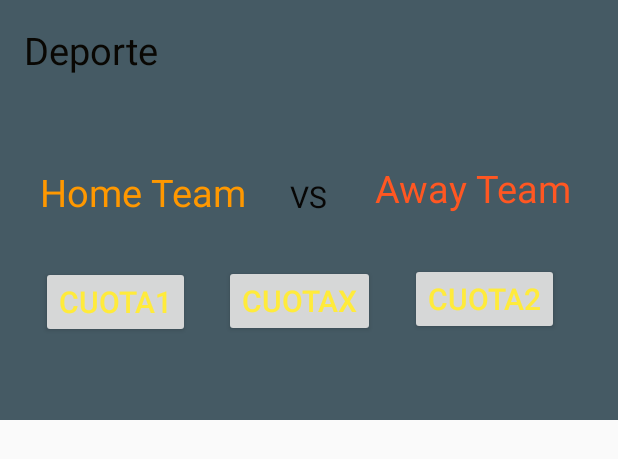
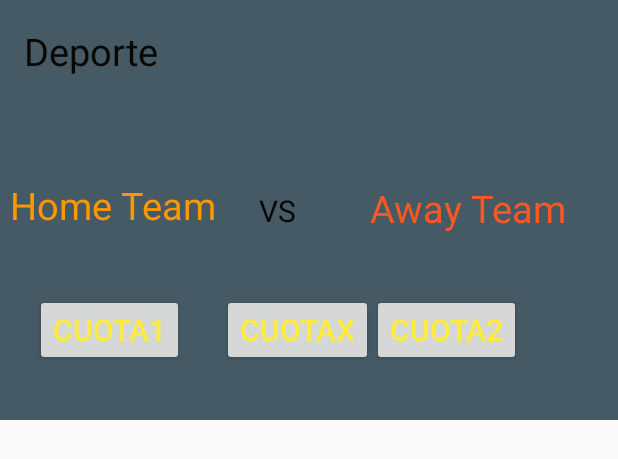
Before and after one commit to Alvarod99/AGame, an Android app: the layout rowpartidos.xml on its own in the app's theme, with its tools: preview values and no code run, on a phone screen of 412 x 824 dp. Shown: the top 459 px of the screen. Run offline under Robolectric (Android 15) with nearby library versions, the phone set to English and light mode, and no system bars.

Commit message:
Puesta al dia 16/05/23

```diff
--- a/app/src/main/java/com/example/agame/Apuestas.java
+++ b/app/src/main/java/com/example/agame/Apuestas.java
@@ -56,10 +56,6 @@ public class Apuestas extends AppCompatActivity {
             Intent m = new Intent(Apuestas.this, matches.class);
             startActivity(m);
         }
-        if (opcion_menu.getItemId() == R.id.Noticias) {
-            Intent n = new Intent(Apuestas.this, news.class);
-            startActivity(n);
-        }
         if (opcion_menu.getItemId() == R.id.transferencias) {
             Intent n = new Intent(Apuestas.this, GirarPantalla.class);
             startActivity(n);
--- a/app/src/main/java/com/example/agame/Banco.java
+++ b/app/src/main/java/com/example/agame/Banco.java
@@ -179,10 +179,6 @@ public class Banco extends AppCompatActivity {
             Intent m = new Intent(Banco.this, matches.class);
             startActivity(m);
         }
-        if (opcion_menu.getItemId() == R.id.Noticias) {
-            Intent n = new Intent(Banco.this, news.class);
-            startActivity(n);
-        }
         if (opcion_menu.getItemId() == R.id.transferencias) {
             Intent n = new Intent(Banco.this, Banco.class);
             startActivity(n);
--- a/app/src/main/java/com/example/agame/LoginActivity.java
+++ b/app/src/main/java/com/example/agame/LoginActivity.java
@@ -56,7 +56,7 @@ public class LoginActivity extends AppCompatActivity {
                     finish();
                     startActivity(new Intent(LoginActivity.this,MainActivity.class));
                     Toast.makeText(LoginActivity.this,"Bienvenido "+emailUser,Toast.LENGTH_SHORT).show();
-                    Intent j = new Intent(LoginActivity.this, MenuActivity.class);
+                    Intent j = new Intent(LoginActivity.this, today.class);
                     startActivity(j);
                 }
                 else{
--- a/app/src/main/java/com/example/agame/MenuActivity.java
+++ b/app/src/main/java/com/example/agame/MenuActivity.java
@@ -35,10 +35,6 @@ public class MenuActivity extends AppCompatActivity {
             Intent m = new Intent(MenuActivity.this, matches.class);
             startActivity(m);
         }
-        if (opcion_menu.getItemId() == R.id.Noticias) {
-            Intent n = new Intent(MenuActivity.this, news.class);
-            startActivity(n);
-        }
         if (opcion_menu.getItemId() == R.id.transferencias) {
             Intent n = new Intent(MenuActivity.this, GirarPantalla.class);
             startActivity(n);
--- a/app/src/main/java/com/example/agame/matches.java
+++ b/app/src/main/java/com/example/agame/matches.java
@@ -34,10 +34,6 @@ public class matches extends AppCompatActivity {
             Intent m = new Intent(matches.this, matches.class);
             startActivity(m);
         }
-        if (opcion_menu.getItemId() == R.id.Noticias) {
-            Intent n = new Intent(matches.this, news.class);
-            startActivity(n);
-        }
         if (opcion_menu.getItemId() == R.id.transferencias) {
             Intent n = new Intent(matches.this, GirarPantalla.class);
             startActivity(n);
--- a/app/src/main/java/com/example/agame/news.java
+++ b/app/src/main/java/com/example/agame/news.java
@@ -35,10 +35,6 @@ public class news extends AppCompatActivity {
             Intent m = new Intent(news.this, matches.class);
             startActivity(m);
         }
-        if (opcion_menu.getItemId() == R.id.Noticias) {
-            Intent n = new Intent(news.this, news.class);
-            startActivity(n);
-        }
         if (opcion_menu.getItemId() == R.id.transferencias) {
             Intent n = new Intent(news.this, GirarPantalla.class);
             startActivity(n);
--- a/app/src/main/java/com/example/agame/profile.java
+++ b/app/src/main/java/com/example/agame/profile.java
@@ -144,10 +144,6 @@ public class profile extends AppCompatActivity {
             Intent m = new Intent(profile.this, matches.class);
             startActivity(m);
         }
-        if (opcion_menu.getItemId() == R.id.Noticias) {
-            Intent n = new Intent(profile.this, news.class);
-            startActivity(n);
-        }
         if (opcion_menu.getItemId() == R.id.transferencias) {
             Intent n = new Intent(profile.this, GirarPantalla.class);
             startActivity(n);
--- a/app/src/main/res/layout/activity_today.xml
+++ b/app/src/main/res/layout/activity_today.xml
@@ -22,9 +22,9 @@
     <TextView
         android:id="@+id/ProximosEventos"
         android:layout_width="250dp"
-        android:layout_height="48dp"
+        android:layout_height="80dp"
         android:layout_marginTop="150dp"
-        android:text="@string/estos_son_los_pr_ximos_eventos"
+        android:text="@string/estos_son_nuestros_eventos_de_los_pr_ximos_8_d_as"
         android:textAlignment="center"
         android:textColor="#FEFEFE"
         android:textSize="20sp"
@@ -50,7 +50,7 @@
     <ListView
         android:id="@+id/listView"
         android:layout_width="wrap_content"
-        android:layout_height="532dp"
+        android:layout_height="500dp"
         app:layout_constraintBottom_toBottomOf="parent"
         app:layout_constraintStart_toStartOf="parent"
         app:layout_constraintTop_toBottomOf="@+id/ProximosEventos"
--- a/app/src/main/res/layout/rowpartidos.xml
+++ b/app/src/main/res/layout/rowpartidos.xml
@@ -11,101 +11,97 @@
         android:id="@+id/Deporte"
         android:layout_width="wrap_content"
         android:layout_height="wrap_content"
-        android:layout_marginTop="16dp"
+        android:layout_marginStart="16dp"
         android:text="@string/deporte"
         android:textColor="#090703"
         android:textSize="25sp"
-        app:layout_constraintEnd_toEndOf="parent"
-        app:layout_constraintHorizontal_bias="0.049"
+        app:layout_constraintBottom_toTopOf="@+id/Home_team"
         app:layout_constraintStart_toStartOf="parent"
-        app:layout_constraintTop_toTopOf="parent" />
+        app:layout_constraintTop_toTopOf="parent"
+        app:layout_constraintVertical_bias="0.2" />
 
     <TextView
         android:id="@+id/Home_team"
         android:layout_width="wrap_content"
         android:layout_height="wrap_content"
-        android:layout_marginTop="60dp"
+        android:layout_marginBottom="40dp"
         android:text="@string/home_team"
         android:textColor="#FF9800"
         android:textSize="25sp"
+        app:layout_constraintBottom_toTopOf="@+id/Price1"
         app:layout_constraintEnd_toStartOf="@+id/VS"
-        app:layout_constraintHorizontal_bias="0.485"
+        app:layout_constraintHorizontal_bias="0.198"
         app:layout_constraintStart_toStartOf="parent"
-        app:layout_constraintTop_toBottomOf="@+id/Deporte" />
+        app:layout_constraintTop_toTopOf="parent"
+        app:layout_constraintVertical_bias="0.983" />
 
     <TextView
         android:id="@+id/VS"
         android:layout_width="wrap_content"
         android:layout_height="wrap_content"
-        android:layout_marginStart="88dp"
-        android:layout_marginTop="116dp"
         android:text="@string/vs"
         android:textColor="#070605"
         android:textSize="20sp"
-        app:layout_constraintBottom_toTopOf="@+id/Price1"
-        app:layout_constraintStart_toEndOf="@+id/Deporte"
+        app:layout_constraintBottom_toBottomOf="parent"
+        app:layout_constraintEnd_toEndOf="parent"
+        app:layout_constraintHorizontal_bias="0.446"
+        app:layout_constraintStart_toStartOf="parent"
         app:layout_constraintTop_toTopOf="parent"
-        app:layout_constraintVertical_bias="0.031" />
+        app:layout_constraintVertical_bias="0.501" />
 
     <TextView
         android:id="@+id/Away_team"
         android:layout_width="wrap_content"
         android:layout_height="wrap_content"
-        android:layout_marginTop="108dp"
+        android:layout_marginBottom="40dp"
         android:text="@string/away_team"
+        android:textAlignment="center"
         android:textColor="#FF5722"
         android:textSize="25sp"
+        app:layout_constraintBottom_toTopOf="@+id/Price2"
         app:layout_constraintEnd_toEndOf="parent"
-        app:layout_constraintHorizontal_bias="0.507"
-        app:layout_constraintStart_toEndOf="@+id/VS"
-        app:layout_constraintTop_toTopOf="parent" />
+        app:layout_constraintHorizontal_bias="0.75"
+        app:layout_constraintStart_toEndOf="@+id/Home_team" />
 
     <Button
         android:id="@+id/Price1"
         android:layout_width="wrap_content"
         android:layout_height="wrap_content"
-        android:layout_marginTop="32dp"
+        android:layout_marginStart="16dp"
+        android:layout_marginBottom="36dp"
         android:text="@string/cuota1"
         android:textAlignment="textStart"
         android:textColor="#FFEB3B"
         android:textSize="20sp"
         app:layout_constraintBottom_toBottomOf="parent"
         app:layout_constraintEnd_toStartOf="@+id/PriceX"
-        app:layout_constraintHorizontal_bias="0.551"
-        app:layout_constraintStart_toStartOf="parent"
-        app:layout_constraintTop_toBottomOf="@+id/Home_team"
-        app:layout_constraintVertical_bias="0.0" />
+        app:layout_constraintHorizontal_bias="0.221"
+        app:layout_constraintStart_toStartOf="parent" />
 
     <Button
         android:id="@+id/PriceX"
         android:layout_width="wrap_content"
         android:layout_height="wrap_content"
-        android:layout_marginStart="120dp"
-        android:layout_marginTop="32dp"
+        android:layout_marginStart="148dp"
+        android:layout_marginBottom="36dp"
         android:text="@string/cuotax"
         android:textColor="#FFEB3B"
         android:textSize="20sp"
         app:layout_constraintBottom_toBottomOf="parent"
-        app:layout_constraintEnd_toStartOf="@+id/Away_team"
-        app:layout_constraintHorizontal_bias="1.0"
-        app:layout_constraintStart_toStartOf="@+id/Home_team"
-        app:layout_constraintTop_toBottomOf="@+id/VS"
-        app:layout_constraintVertical_bias="0.0" />
+        app:layout_constraintEnd_toStartOf="@+id/Price2"
+        app:layout_constraintStart_toStartOf="parent" />
 
     <Button
         android:id="@+id/Price2"
         android:layout_width="wrap_content"
         android:layout_height="wrap_content"
-        android:layout_marginStart="16dp"
-        android:layout_marginTop="32dp"
+        android:layout_marginBottom="36dp"
         android:text="@string/cuota2"
         android:textColor="#FFEB3B"
         android:textSize="20sp"
         app:layout_constraintBottom_toBottomOf="parent"
         app:layout_constraintEnd_toEndOf="parent"
-        app:layout_constraintHorizontal_bias="0.155"
-        app:layout_constraintStart_toEndOf="@+id/PriceX"
-        app:layout_constraintTop_toBottomOf="@+id/Away_team"
-        app:layout_constraintVertical_bias="0.017" />
+        app:layout_constraintHorizontal_bias="0.793"
+        app:layout_constraintStart_toStartOf="parent" />
 
 </androidx.constraintlayout.widget.ConstraintLayout>
--- a/app/src/main/res/menu/second_menu.xml
+++ b/app/src/main/res/menu/second_menu.xml
@@ -7,7 +7,7 @@
 
     <item
         android:id="@+id/hoy"
-        android:title="@string/hoy"
+        android:title="@string/pr_ximos_eventos"
         app:showAsAction="never"/>
 
     <item
@@ -15,10 +15,6 @@
         android:title="@string/partidos"
         app:showAsAction="never"/>
 
-    <item
-        android:id="@+id/Noticias"
-        android:title="@string/noticias"
-        app:showAsAction="never"/>
 
     <item
         android:id="@+id/transferencias"
--- a/app/src/main/res/values/strings.xml
+++ b/app/src/main/res/values/strings.xml
@@ -56,6 +56,8 @@
     <string name="ganancias">Ganancias:</string>
     <string name="esta_es_tu_apuesta">¡Esta es tu apuesta!</string>
     <string name="euro">€</string>
+    <string name="pr_ximos_eventos">Próximos eventos</string>
+    <string name="estos_son_nuestros_eventos_de_los_pr_ximos_8_d_as">¡Estos son nuestros eventos de los próximos 8 días!</string>
 
 
 </resources>
```
Also changed, not shown: app/src/main/java/com/example/agame/today.java (+0 -41 lines).
